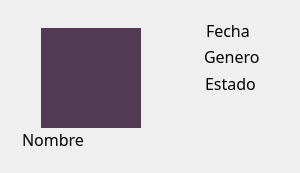
Qt form Documentos/dni.ui (0tomi/POO-TP) before a commit.
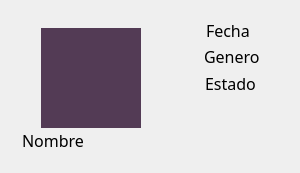
The same form after that commit. Icons and pictures are not drawn.

What changed in the file:
```diff
--- a/Documentos/dni.ui
+++ b/Documentos/dni.ui
@@ -53,7 +53,7 @@
      <x>22</x>
      <y>129</y>
      <width>131</width>
-     <height>20</height>
+     <height>31</height>
     </rect>
    </property>
    <property name="font">
@@ -65,6 +65,9 @@
    <property name="text">
     <string>Nombre</string>
    </property>
+   <property name="alignment">
+    <set>Qt::AlignLeading|Qt::AlignLeft|Qt::AlignTop</set>
+   </property>
    <property name="wordWrap">
     <bool>true</bool>
    </property>
```
